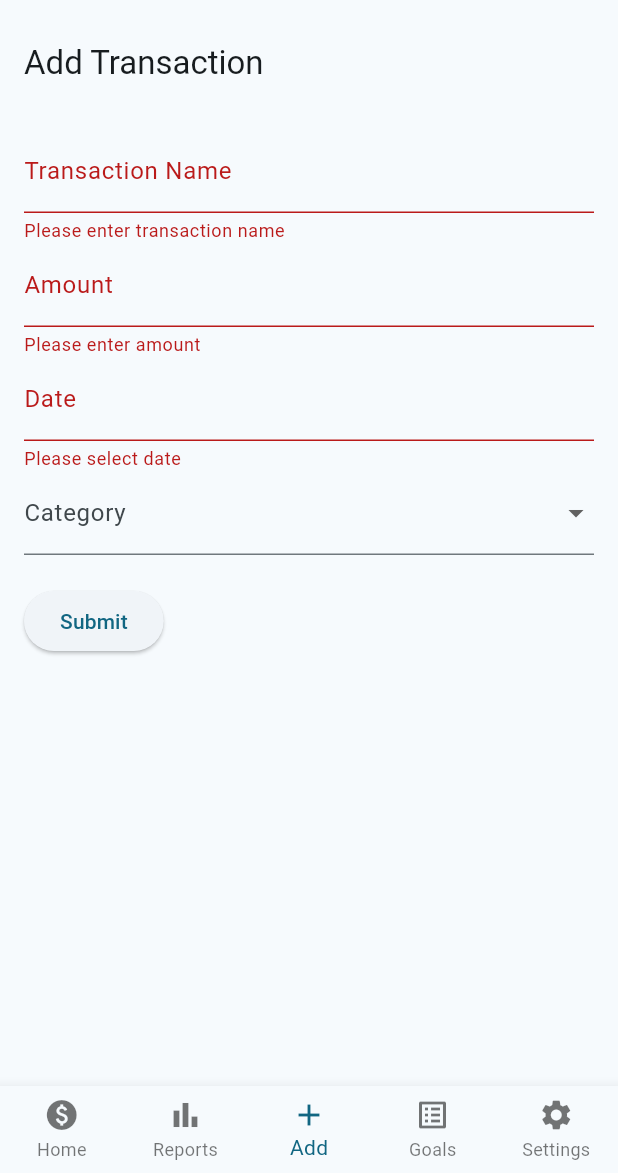
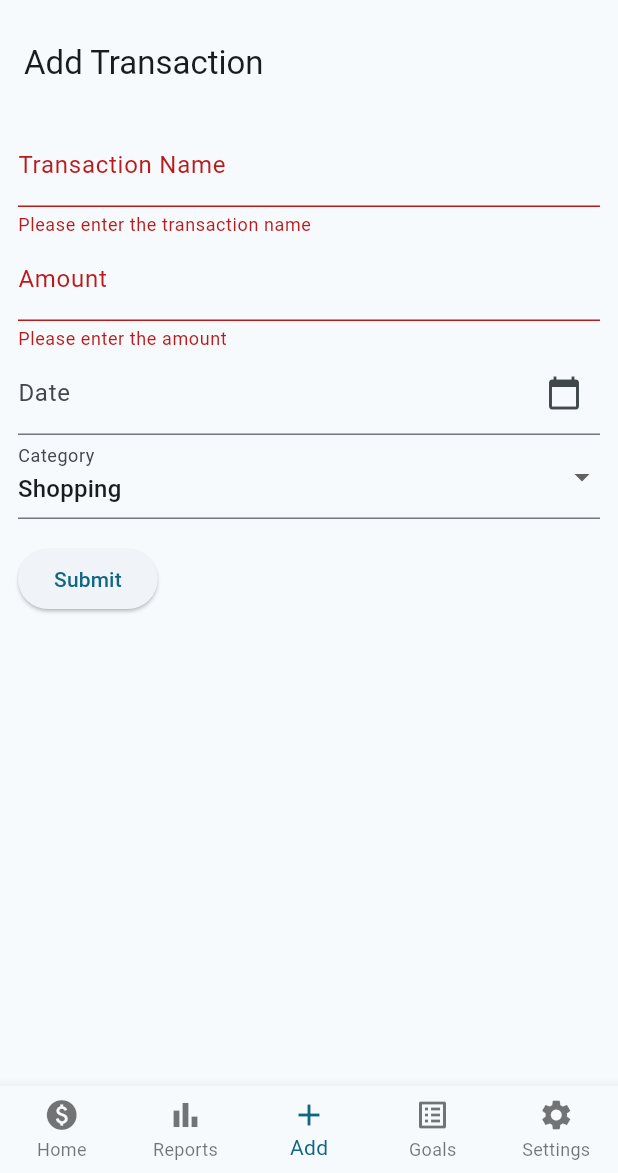
Before and after one commit to ritik0401/Expense, a Flutter app: the screen it shows after launch, item 3 of the bottom bar chosen, after a tap on "Submit", on a phone screen of 412 x 824 dp, the part 63-1236 px from its top. Run offline on Flutter 3.47's test engine with Material 3 defaults, Android fonts, the phone set to English and light mode, and no system bars; our stand-ins replace permission_handler, shared_preferences.

Commit message:
Add files via upload

```diff
--- a/lib/pages/add.dart
+++ b/lib/pages/add.dart
@@ -1,21 +1,93 @@
 import 'package:flutter/material.dart';
-import 'package:intl/intl.dart';
+import 'package:intl/intl.dart'; // Make sure to add intl package in your pubspec.yaml for this
+import 'package:permission_handler/permission_handler.dart';
 import 'package:shared_preferences/shared_preferences.dart';
 import 'dart:convert';
 
 class AddTransactionForm extends StatefulWidget {
-  const AddTransactionForm({Key? key}) : super(key: key);
-
   @override
   _AddTransactionFormState createState() => _AddTransactionFormState();
 }
 
 class _AddTransactionFormState extends State<AddTransactionForm> {
   final _formKey = GlobalKey<FormState>();
-  final _transactionNameController = TextEditingController();
-  final _amountController = TextEditingController();
-  String? _selectedCategory;
-  DateTime? _selectedDate;
+  final TextEditingController _nameController = TextEditingController();
+  final TextEditingController _amountController = TextEditingController();
+  final TextEditingController _dateController = TextEditingController();
+  String _selectedCategory = 'Shopping'; // Default or initial category
+  List<String> _categories = [
+    'Shopping',
+    'Tranport',
+    'Entertainment',
+    'Health',
+    'Utilitis',
+    'Other'
+  ]; // Example categories
+  DateTime _selectedDate = DateTime.now();
+
+  @override
+  void dispose() {
+    _nameController.dispose();
+    _amountController.dispose();
+    _dateController.dispose();
+    super.dispose();
+  }
+
+  Future<void> _selectDate(BuildContext context) async {
+    final DateTime? picked = await showDatePicker(
+      context: context,
+      initialDate: _selectedDate,
+      firstDate: DateTime(2000),
+      lastDate: DateTime(2025),
+    );
+    if (picked != null && picked != _selectedDate) {
+      setState(() {
+        _selectedDate = picked;
+        _dateController.text = DateFormat('yyyy-MM-dd').format(_selectedDate);
+      });
+    }
+  }
+
+  Future<bool> _requestPermission() async {
+    final status = await Permission.storage.request();
+    return status.isGranted;
+  }
+
+  Future<void> _saveTransaction() async {
+    if (await _requestPermission()) {
+      final prefs = await SharedPreferences.getInstance();
+      final String transactionsString = prefs.getString('transactions') ?? '[]';
+      final List<Map<String, dynamic>> transactions =
+          List<Map<String, dynamic>>.from(json.decode(transactionsString));
+
+      final Map<String, dynamic> newTransaction = {
+        'name': _nameController.text,
+        'amount': _amountController.text,
+        'date': _dateController.text,
+        'category': _selectedCategory,
+      };
+
+      transactions.add(newTransaction);
+
+      await prefs.setString('transactions', json.encode(transactions));
+      Navigator.of(context)
+          .pop(); // Make sure this doesn't cause the screen to go black unexpectedly
+    } else {
+      showDialog(
+        context: context,
+        builder: (BuildContext context) => AlertDialog(
+          title: Text('Permission Denied'),
+          content: Text('Storage permission is required to save transactions.'),
+          actions: <Widget>[
+            TextButton(
+              child: Text('OK'),
+              onPressed: () => Navigator.of(context).pop(),
+            ),
+          ],
+        ),
+      );
+    }
+  }
 
   @override
   Widget build(BuildContext context) {
@@ -24,155 +96,89 @@ class _AddTransactionFormState extends State<AddTransactionForm> {
         title: Text('Add Transaction'),
       ),
       body: Padding(
-        padding: EdgeInsets.all(16.0),
+        padding: const EdgeInsets.all(12.0),
         child: Form(
           key: _formKey,
+          child: SingleChildScrollView(
             child: Column(
               crossAxisAlignment: CrossAxisAlignment.start,
-            children: [
+              children: <Widget>[
                 TextFormField(
-                controller: _transactionNameController,
-                decoration: InputDecoration(labelText: 'Transaction Name'),
+                  controller: _nameController,
+                  decoration: InputDecoration(
+                    labelText: 'Transaction Name',
+                  ),
                   validator: (value) {
                     if (value == null || value.isEmpty) {
-                    return 'Please enter transaction name';
+                      return 'Please enter the transaction name';
                     }
                     return null;
                   },
                 ),
                 TextFormField(
                   controller: _amountController,
-                decoration: InputDecoration(labelText: 'Amount'),
-                keyboardType: TextInputType.number,
+                  decoration: InputDecoration(
+                    labelText: 'Amount',
+                    prefixText: '\$',
+                  ),
+                  keyboardType: TextInputType.numberWithOptions(decimal: true),
                   validator: (value) {
                     if (value == null || value.isEmpty) {
-                    return 'Please enter amount';
+                      return 'Please enter the amount';
                     }
                     return null;
                   },
                 ),
                 TextFormField(
-                readOnly: true,
-                decoration: InputDecoration(labelText: 'Date'),
-                controller: TextEditingController(
-                  text: _selectedDate == null
-                      ? ''
-                      : DateFormat('yyyy-MM-dd').format(_selectedDate!),
+                  controller: _dateController,
+                  decoration: InputDecoration(
+                    labelText: 'Date',
+                    suffixIcon: IconButton(
+                      icon: Icon(Icons.calendar_today),
+                      onPressed: () => _selectDate(context),
                     ),
-                onTap: () {
-                  _selectDate(context);
+                  ),
+                  readOnly: true, // Prevent manual editing
+                  onTap: () => _selectDate(context),
+                ),
+                DropdownButtonFormField(
+                  value: _selectedCategory,
+                  decoration: InputDecoration(
+                    labelText: 'Category',
+                  ),
+                  items: _categories.map((String category) {
+                    return DropdownMenuItem(
+                      value: category,
+                      child: Text(category),
+                    );
+                  }).toList(),
+                  onChanged: (String? newValue) {
+                    setState(() {
+                      _selectedCategory = newValue!;
+                    });
                   },
                   validator: (value) {
                     if (value == null || value.isEmpty) {
-                    return 'Please select date';
+                      return 'Please select the category';
                     }
                     return null;
                   },
                 ),
-              DropdownButtonFormField<String>(
-                value: _selectedCategory,
-                items: <String>['Category1', 'Category2', 'Category3']
-                    .map((String value) {
-                  return DropdownMenuItem<String>(
-                    value: value,
-                    child: Text(value),
-                  );
-                }).toList(),
-                onChanged: (String? newValue) {
-                  setState(() {
-                    _selectedCategory = newValue;
-                  });
-                },
-                decoration: InputDecoration(labelText: 'Category'),
-              ),
-              SizedBox(height: 20),
-              ElevatedButton(
-                onPressed: () async {
+                Padding(
+                  padding: const EdgeInsets.symmetric(vertical: 16.0),
+                  child: ElevatedButton(
+                    onPressed: () {
                       if (_formKey.currentState!.validate()) {
-                    final transaction = {
-                      'name': _transactionNameController.text,
-                      'amount': _amountController.text,
-                      'date': _selectedDate.toString(),
-                      'category': _selectedCategory,
-                    };
-                    await saveTransaction(transaction);
-                    Navigator.pop(context);
+                        _saveTransaction();
                       }
                     },
                     child: Text('Submit'),
+                  ),
                 ),
               ],
             ),
           ),
         ),
-    );
-  }
-
-  Future<void> _selectDate(BuildContext context) async {
-    final DateTime? picked = await showDatePicker(
-      context: context,
-      initialDate: _selectedDate ?? DateTime.now(),
-      firstDate: DateTime(2015, 8),
-      lastDate: DateTime.now(),
-    );
-    if (picked != null && picked != _selectedDate)
-      setState(() {
-        _selectedDate = picked;
-      });
-  }
-
-  Future<void> saveTransaction(Map<String, String?> transaction) async {
-    final prefs = await SharedPreferences.getInstance();
-    final transactions = prefs.getStringList('transactions') ?? [];
-    String transactionJson = jsonEncode(transaction);
-    transactions.add(transactionJson);
-    await prefs.setStringList('transactions', transactions);
-  }
-
-  @override
-  void dispose() {
-    _transactionNameController.dispose();
-    _amountController.dispose();
-    super.dispose();
-  }
-}
-
-class Expenses extends StatefulWidget {
-  const Expenses({Key? key}) : super(key: key);
-
-  @override
-  _ExpensesState createState() => _ExpensesState();
-}
-
-class _ExpensesState extends State<Expenses> {
-  List<String> transactions = [];
-
-  @override
-  void initState() {
-    super.initState();
-    _loadTransactions();
-  }
-
-  Future<void> _loadTransactions() async {
-    final prefs = await SharedPreferences.getInstance();
-    setState(() {
-      transactions = prefs.getStringList('transactions') ?? [];
-    });
-  }
-
-  @override
-  Widget build(BuildContext context) {
-    return Scaffold(
-      appBar: AppBar(
-        title: Text('Expenses'),
-      ),
-      body: ListView.builder(
-        itemCount: transactions.length,
-        itemBuilder: (context, index) {
-          return ListTile(
-            title: Text(transactions[index]),
-          );
-        },
       ),
     );
   }
--- a/lib/pages/expenses.dart
+++ b/lib/pages/expenses.dart
@@ -20,14 +20,21 @@ class _ExpensesState extends State<Expensesp> {
 
   Future<void> _loadTransactions() async {
     final prefs = await SharedPreferences.getInstance();
-    final transactionJsonList = prefs.getStringList('transactions') ?? [];
+    final String? transactionsString = prefs.getString('transactions');
+    if (transactionsString != null) {
+      setState(() {
+        transactions =
+            List<Map<String, dynamic>>.from(json.decode(transactionsString));
+      });
+    }
+  }
 
-    setState(() {
-      transactions = transactionJsonList
-          .map((string) => jsonDecode(string))
-          .toList()
-          .cast<Map<String, dynamic>>();
-    });
+  Future<void> _deleteTransaction(int index) async {
+    transactions.removeAt(index); // Remove the transaction from the list
+    final prefs = await SharedPreferences.getInstance();
+    // Update the stored transactions in SharedPreferences
+    await prefs.setString('transactions', json.encode(transactions));
+    setState(() {}); // Update the UI
   }
 
   @override
@@ -41,9 +48,13 @@ class _ExpensesState extends State<Expensesp> {
         itemBuilder: (context, index) {
           var transaction = transactions[index];
           return ListTile(
-            title: Text('${transaction['name']} - ${transaction['amount']}'),
+            title: Text('${transaction['name']} - \$${transaction['amount']}'),
             subtitle: Text(
                 'Date: ${transaction['date']} - Category: ${transaction['category']}'),
+            trailing: IconButton(
+              icon: Icon(Icons.delete, color: Colors.red),
+              onPressed: () => _deleteTransaction(index),
+            ),
           );
         },
       ),
```
Lines whose indentation alone changed are shown as unchanged.
